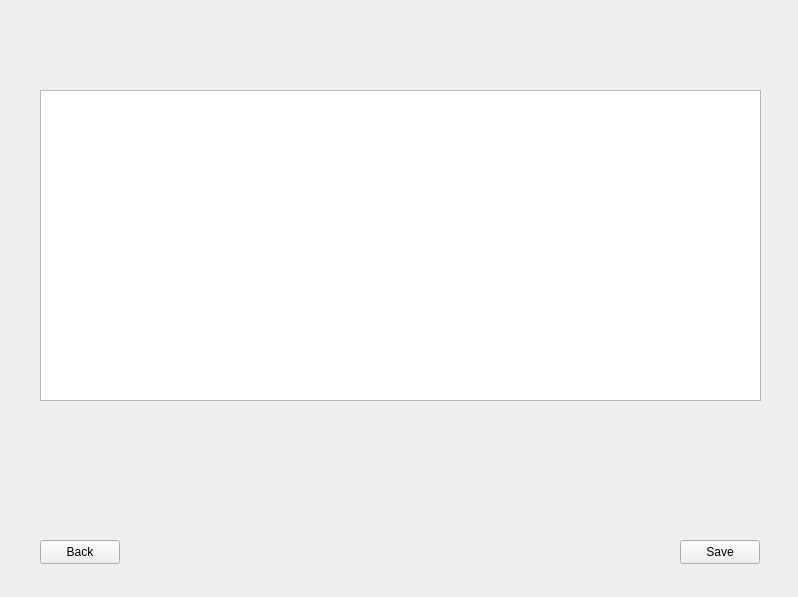
Before: the Qt Designer form Library-Management-System/editbook.ui in danisensei/Library-Management-System, drawn with Qt 5.
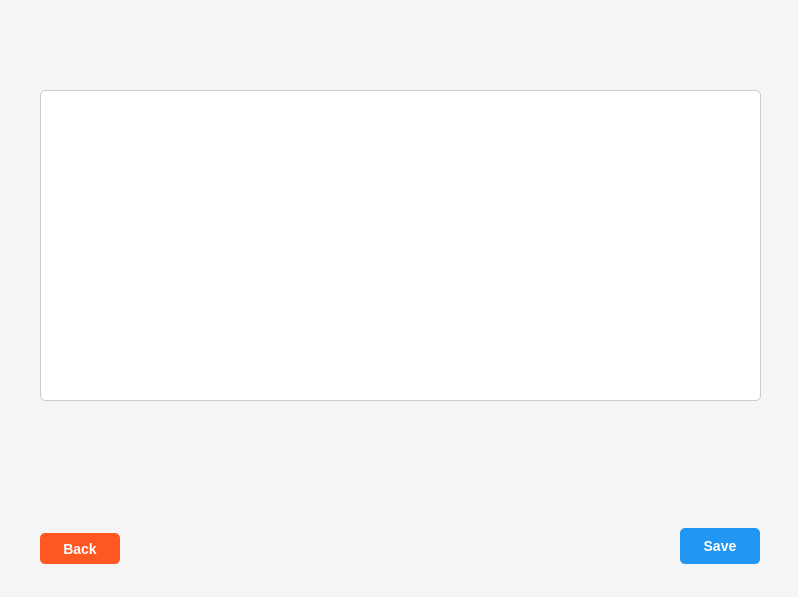
After: the same form once the commit is applied.

Commit message: Uniform UI for books section

Diff of the .ui file:
```diff
--- a/Library-Management-System/editbook.ui
+++ b/Library-Management-System/editbook.ui
@@ -13,13 +13,125 @@
   <property name="windowTitle">
    <string>Form</string>
   </property>
+  <property name="styleSheet">
+   <string notr="true">
+ QWidget {
+         background-color: #f5f5f5;
+      }
+
+      QLabel {
+         color: #2e3b4e;
+         font-weight: 600;
+      }
+
+      QLineEdit {
+         background-color: #fff;
+         border: 1px solid #ccc;
+         border-radius: 5px;
+         padding: 10px;
+         color: #333;
+         font-size: 12px;
+      }
+
+      QLineEdit:focus {
+         border-color: #4CAF50;
+         box-shadow: 0 0 5px rgba(76, 175, 80, 0.3);
+      }
+
+      QPushButton {
+         background-color: #4CAF50;
+         color: white;
+         border-radius: 5px;
+         padding: 8px 16px;
+         font-size: 14px;
+         font-weight: 600;
+         border: none;
+      }
+
+      QPushButton:hover {
+         background-color: #45a049;
+      }
+
+      QPushButton:pressed {
+         background-color: #3e8e41;
+      }
+
+      QPushButton#backbutton {
+         background-color: #ff5722;
+      }
+
+      QPushButton#backbutton:hover {
+         background-color: #e64a19;
+      }
+
+      QPushButton#savebutton {
+         background-color: #2196F3;
+      }
+
+      QPushButton#savebutton:hover {
+         background-color: #1976D2;
+      }
+
+      QTableView {
+         background-color: #ffffff;
+         border: 1px solid #ccc;
+         border-radius: 5px;
+         font-size: 14px;
+         color: #333333;
+         gridline-color: #e0e0e0;
+      }
+
+      QTableView QHeaderView {
+         background-color: #4CAF50;
+         color: white;
+         font-weight: 600;
+      }
+
+      QTableView QHeaderView::section {
+         padding: 5px;
+         background-color: #4CAF50;
+         color: white;
+         font-weight: 600;
+      }
+
+      QTableView::item {
+         padding: 8px;
+         background-color: #ffffff;
+         color: #333333;
+         border-bottom: 1px solid #f0f0f0;
+      }
+
+      QTableView::item:selected {
+         background-color: #e1f5e1;
+      }
+
+      QTableView QAbstractItemView {
+         background-color: #ffffff;
+         color: #333333;
+         selection-background-color: #e1f5e1;
+         font-size: 14px;
+      }
+
+      QTableView::item:pressed {
+         background-color: #f1f1f1;
+      }
+
+      QWidget#editbook {
+         padding: 30px;
+      }
+
+      QPushButton#savebutton {
+         margin-top: 15px;
+      }
+</string>
+  </property>
   <widget class="QPushButton" name="backbutton">
    <property name="geometry">
     <rect>
      <x>40</x>
-     <y>540</y>
+     <y>533</y>
      <width>80</width>
-     <height>24</height>
+     <height>31</height>
     </rect>
    </property>
    <property name="text">
@@ -35,14 +147,20 @@
      <height>311</height>
     </rect>
    </property>
+   <property name="styleSheet">
+    <string notr="true"/>
+   </property>
+   <attribute name="horizontalHeaderStretchLastSection">
+    <bool>true</bool>
+   </attribute>
   </widget>
   <widget class="QPushButton" name="savebutton">
    <property name="geometry">
     <rect>
      <x>680</x>
-     <y>540</y>
+     <y>513</y>
      <width>80</width>
-     <height>24</height>
+     <height>51</height>
     </rect>
    </property>
    <property name="text">
```
The commit also changes 3 other files.
